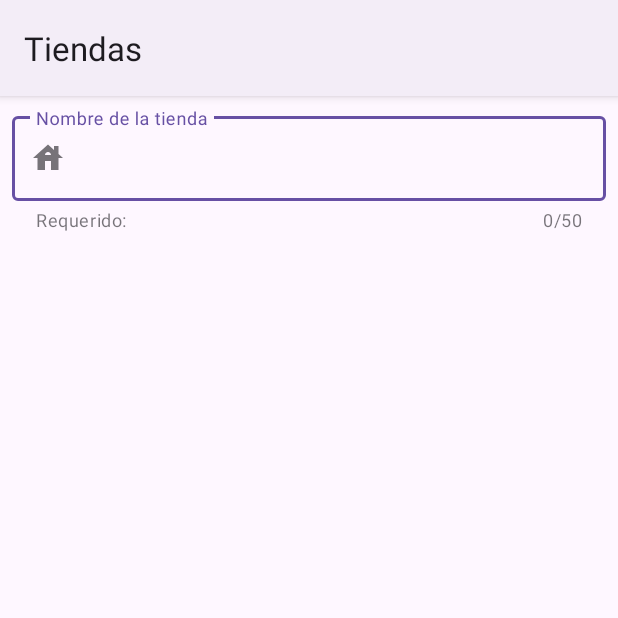
After one commit to abrahampc1/Store, an Android app: the fragment EditStoreFragment shown on its own in the app's theme, on a phone screen of 412 x 824 dp, the top half of it. The commit adds this screen. Run offline under Robolectric (Android 15) with nearby library versions, the phone set to English and light mode, and no system bars.

Commit message:
Clase10. Sección 160. Se realizan cambios

```diff
--- /dev/null
+++ b/app/src/main/java/com/example/store/EditStoreFragment.kt
@@ -0,0 +1,23 @@
+package com.example.store
+
+import android.os.Bundle
+import androidx.fragment.app.Fragment
+import android.view.LayoutInflater
+import android.view.View
+import android.view.ViewGroup
+import com.example.store.databinding.FragmentEditStoreBinding
+
+class EditStoreFragment : Fragment() {
+
+    private lateinit var mBinding: FragmentEditStoreBinding
+    override fun onCreateView(
+        inflater: LayoutInflater, container: ViewGroup?,
+        savedInstanceState: Bundle?
+    ): View? {
+        mBinding = FragmentEditStoreBinding.inflate(inflater, container, false)
+        // Inflate the layout for this fragment
+        return inflater.inflate(R.layout.fragment_edit_store, container, false)
+        return mBinding.root
+    }
+
+}
--- /dev/null
+++ b/app/src/main/res/drawable/ic_store.xml
@@ -0,0 +1,5 @@
+<vector android:height="24dp" android:tint="#000000"
+    android:viewportHeight="24" android:viewportWidth="24"
+    android:width="24dp" xmlns:android="http://schemas.android.com/apk/res/android">
+    <path android:fillColor="@android:color/white" android:pathData="M19,9.3V4h-3v2.6L12,3L2,12h3v8h5v-6h4v6h5v-8h3L19,9.3zM10,10c0,-1.1 0.9,-2 2,-2s2,0.9 2,2H10z"/>
+</vector>
--- /dev/null
+++ b/app/src/main/res/layout/fragment_edit_store.xml
@@ -0,0 +1,39 @@
+<?xml version="1.0" encoding="utf-8"?>
+<androidx.core.widget.NestedScrollView xmlns:android="http://schemas.android.com/apk/res/android"
+    xmlns:tools="http://schemas.android.com/tools"
+    android:layout_width="match_parent"
+    android:layout_height="match_parent"
+    xmlns:app="http://schemas.android.com/apk/res-auto"
+    tools:context=".EditStoreFragment">
+
+    <LinearLayout
+        android:layout_width="match_parent"
+        android:layout_height="wrap_content"
+        android:orientation="vertical"
+        android:padding="@dimen/common_padding_default">
+
+        <com.google.android.material.textfield.TextInputLayout
+            android:id="@+id/tilName"
+            android:layout_width="match_parent"
+            android:layout_height="wrap_content"
+            android:hint="@string/hint_name"
+            app:helperText="@string/helper_required"
+            app:counterMaxLength="50"
+            app:counterEnabled="true"
+            app:startIconDrawable="@drawable/ic_store"
+            app:endIconMode="clear_text"
+            style="@style/Widget.MaterialComponents.TextInputLayout.OutlinedBox">
+
+            <com.google.android.material.textfield.TextInputEditText
+                android:id="@+id/etName"
+                android:layout_width="match_parent"
+                android:layout_height="wrap_content"
+                android:maxLength="50"
+                android:inputType="textCapWords"/>
+
+
+        </com.google.android.material.textfield.TextInputLayout>
+
+
+    </LinearLayout>
+</androidx.core.widget.NestedScrollView>
--- a/app/src/main/res/values/strings.xml
+++ b/app/src/main/res/values/strings.xml
@@ -2,4 +2,8 @@
     <string name="app_name">Tiendas</string>
     <string name="description_item_photo">Imagen de la tienda</string>
     <string name="description_store_add">Crear Tienda</string>
+    <!-- TODO: Remove or change this placeholder text -->
+    <string name="hello_blank_fragment">Hello blank fragment</string>
+    <string name="hint_name">Nombre de la tienda</string>
+    <string name="helper_required">Requerido:</string>
 </resources>
```
